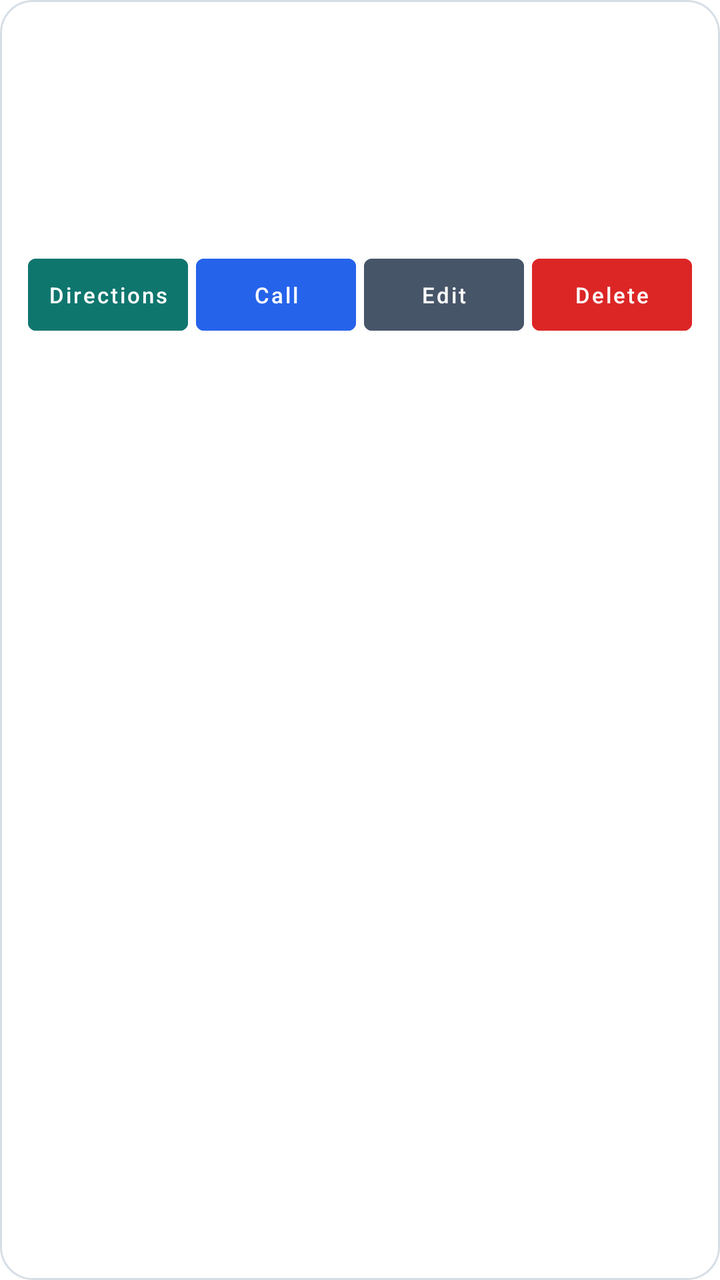
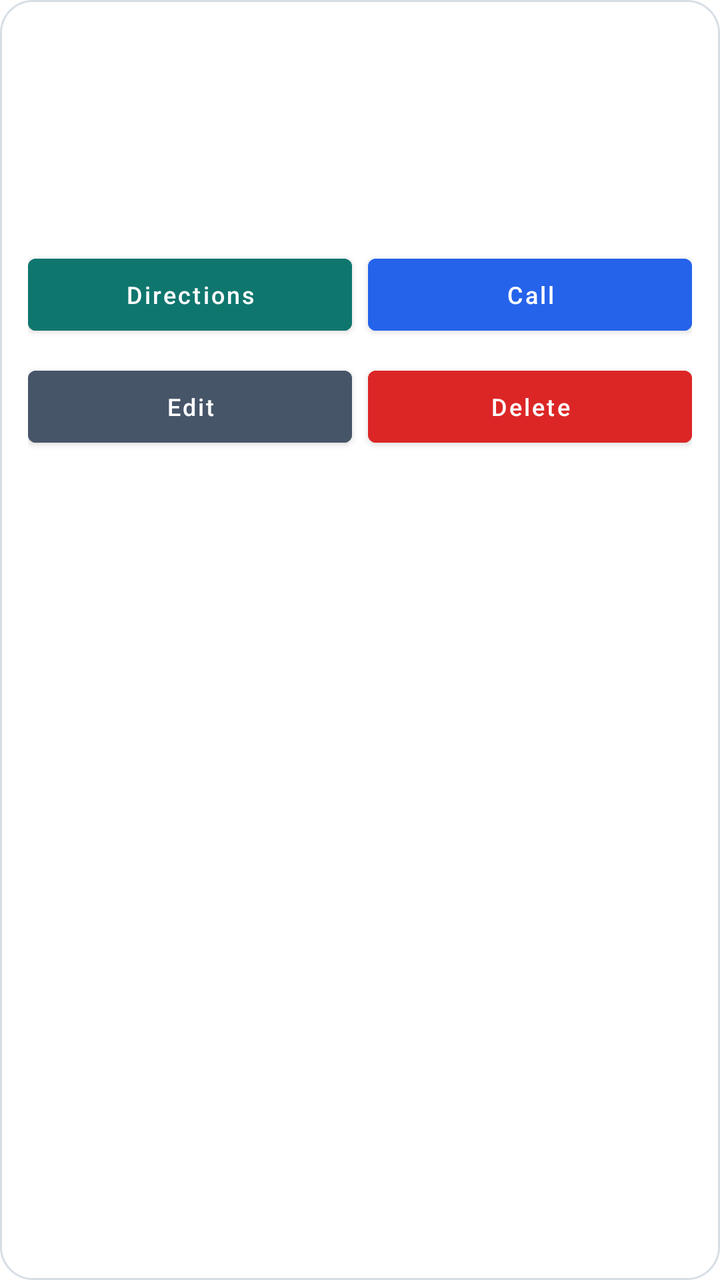

Before-and-after screenshots of an Android layout around one commit, followed by the original layout XML and the change that was made.
<!-- AndroidManifest.xml: application theme AppTheme -->
<!-- res/layout/item_client.xml -->
<?xml version="1.0" encoding="utf-8"?>
<LinearLayout xmlns:android="http://schemas.android.com/apk/res/android"
    android:layout_width="match_parent"
    android:layout_height="wrap_content"
    android:layout_marginBottom="10dp"
    android:orientation="vertical"
    android:padding="14dp"
    android:background="@drawable/bg_card">

    <TextView
        android:id="@+id/nameText"
        android:layout_width="wrap_content"
        android:layout_height="wrap_content"
        android:textSize="18sp"
        android:textStyle="bold"
        android:textColor="@color/textMain" />

    <TextView
        android:id="@+id/phoneText"
        android:layout_width="wrap_content"
        android:layout_height="wrap_content"
        android:layout_marginTop="4dp"
        android:textColor="@color/textMuted" />

    <TextView
        android:id="@+id/addressText"
        android:layout_width="wrap_content"
        android:layout_height="wrap_content"
        android:layout_marginTop="4dp"
        android:textColor="@color/textMuted" />

    <TextView
        android:id="@+id/timeText"
        android:layout_width="wrap_content"
        android:layout_height="wrap_content"
        android:layout_marginTop="8dp"
        android:textColor="@color/colorPrimary"
        android:textStyle="bold" />

    <LinearLayout
        android:layout_width="match_parent"
        android:layout_height="wrap_content"
        android:orientation="horizontal"
        android:layout_marginTop="12dp"
        android:weightSum="4">

        <Button
            android:id="@+id/directionsButton"
            android:layout_width="0dp"
            android:layout_height="wrap_content"
            android:layout_weight="1"
            android:layout_marginEnd="4dp"
            android:text="Directions"
            android:textAllCaps="false"
            android:textSize="11sp"
            android:padding="6dp"
            android:backgroundTint="@color/colorPrimary"
            android:textColor="@android:color/white" />

        <Button
            android:id="@+id/callButton"
            android:layout_width="0dp"
            android:layout_height="wrap_content"
            android:layout_weight="1"
            android:layout_marginEnd="4dp"
            android:text="Call"
            android:textAllCaps="false"
            android:textSize="11sp"
            android:padding="6dp"
            android:backgroundTint="@color/colorCall"
            android:textColor="@android:color/white" />

        <Button
            android:id="@+id/editButton"
            android:layout_width="0dp"
            android:layout_height="wrap_content"
            android:layout_weight="1"
            android:layout_marginEnd="4dp"
            android:text="Edit"
            android:textAllCaps="false"
            android:textSize="11sp"
            android:padding="6dp"
            android:backgroundTint="@color/colorEdit"
            android:textColor="@android:color/white" />

        <Button
            android:id="@+id/deleteButton"
            android:layout_width="0dp"
            android:layout_height="wrap_content"
            android:layout_weight="1"
            android:text="Delete"
            android:textAllCaps="false"
            android:textSize="11sp"
            android:padding="6dp"
            android:backgroundTint="@color/colorDelete"
            android:textColor="@android:color/white" />
    </LinearLayout>
</LinearLayout>
<!-- resources referenced by this layout -->
<resources>
  <color name="colorCall">#2563EB</color>
  <color name="colorDelete">#DC2626</color>
  <color name="colorEdit">#475569</color>
  <color name="colorPrimary">#0F766E</color>
  <color name="textMain">#16212C</color>
  <color name="textMuted">#5E6A76</color>
  <!-- drawable bg_card (drawable) -->
  <shape xmlns:android="http://schemas.android.com/apk/res/android"><solid android:color="@color/surface"/><stroke android:width="1dp" android:color="@color/line"/><corners android:radius="16dp"/></shape>
  <style name="AppTheme" parent="Theme.MaterialComponents.Light.NoActionBar">
          <item name="colorPrimary">@color/colorPrimary</item>
          <item name="colorPrimaryVariant">@color/colorPrimaryDark</item>
          <item name="colorSecondary">@color/colorAccent</item>
          <item name="android:statusBarColor">@color/colorPrimaryDark</item>
      </style>
  <color name="surface">#FFFFFF</color>
  <color name="line">#D7DEE5</color>
  <color name="colorPrimaryDark">#0B5D57</color>
  <color name="colorAccent">#0F766E</color>
</resources>

<!-- the commit's change to res/layout/item_client.xml (unified diff, before → after) -->
@@ -42,7 +42,7 @@
         android:layout_height="wrap_content"
         android:orientation="horizontal"
         android:layout_marginTop="12dp"
-        android:weightSum="4">
+        android:weightSum="2">
 
         <Button
             android:id="@+id/directionsButton"
@@ -52,8 +52,11 @@
             android:layout_marginEnd="4dp"
             android:text="Directions"
             android:textAllCaps="false"
-            android:textSize="11sp"
-            android:padding="6dp"
+            android:textSize="12sp"
+            android:singleLine="true"
+            android:padding="8dp"
+            android:drawableStart="@drawable/ic_directions"
+            android:drawablePadding="6dp"
             android:backgroundTint="@color/colorPrimary"
             android:textColor="@android:color/white" />
 
@@ -62,13 +65,24 @@
             android:layout_width="0dp"
             android:layout_height="wrap_content"
             android:layout_weight="1"
-            android:layout_marginEnd="4dp"
+            android:layout_marginStart="4dp"
             android:text="Call"
             android:textAllCaps="false"
-            android:textSize="11sp"
-            android:padding="6dp"
+            android:textSize="12sp"
+            android:singleLine="true"
+            android:padding="8dp"
+            android:drawableStart="@drawable/ic_call"
+            android:drawablePadding="6dp"
             android:backgroundTint="@color/colorCall"
             android:textColor="@android:color/white" />
+    </LinearLayout>
+
+    <LinearLayout
+        android:layout_width="match_parent"
+        android:layout_height="wrap_content"
+        android:orientation="horizontal"
+        android:layout_marginTop="8dp"
+        android:weightSum="2">
 
         <Button
             android:id="@+id/editButton"
@@ -78,8 +92,11 @@
             android:layout_marginEnd="4dp"
             android:text="Edit"
             android:textAllCaps="false"
-            android:textSize="11sp"
-            android:padding="6dp"
+            android:textSize="12sp"
+            android:singleLine="true"
+            android:padding="8dp"
+            android:drawableStart="@drawable/ic_edit"
+            android:drawablePadding="6dp"
             android:backgroundTint="@color/colorEdit"
             android:textColor="@android:color/white" />
 
@@ -88,10 +105,14 @@
             android:layout_width="0dp"
             android:layout_height="wrap_content"
             android:layout_weight="1"
+            android:layout_marginStart="4dp"
             android:text="Delete"
             android:textAllCaps="false"
-            android:textSize="11sp"
-            android:padding="6dp"
+            android:textSize="12sp"
+            android:singleLine="true"
+            android:padding="8dp"
+            android:drawableStart="@drawable/ic_delete"
+            android:drawablePadding="6dp"
             android:backgroundTint="@color/colorDelete"
             android:textColor="@android:color/white" />
     </LinearLayout>
<!-- resource entries referenced after the edit -->
@@ -8,6 +8,46 @@
   <color name="textMuted">#5E6A76</color>
   <!-- drawable bg_card (drawable) -->
   <shape xmlns:android="http://schemas.android.com/apk/res/android"><solid android:color="@color/surface"/><stroke android:width="1dp" android:color="@color/line"/><corners android:radius="16dp"/></shape>
+  <!-- drawable ic_call (drawable) -->
+  <vector xmlns:android="http://schemas.android.com/apk/res/android"
+      android:width="16dp"
+      android:height="16dp"
+      android:viewportWidth="24"
+      android:viewportHeight="24">
+      <path
+          android:fillColor="#FFFFFF"
+          android:pathData="M6.62,10.79c1.44,2.83,3.76,5.14,6.59,6.59l2.2,-2.2c0.27,-0.27,0.67,-0.36,1.02,-0.24c1.12,0.37,2.33,0.57,3.57,0.57c0.55,0,1,0.45,1,1V20c0,0.55,-0.45,1,-1,1c-9.39,0,-17,-7.61,-17,-17c0,-0.55,0.45,-1,1,-1h3.5c0.55,0,1,0.45,1,1c0,1.25,0.2,2.45,0.57,3.57c0.11,0.35,0.03,0.74,-0.25,1.02L6.62,10.79z" />
+  </vector>
+  <!-- drawable ic_delete (drawable) -->
+  <vector xmlns:android="http://schemas.android.com/apk/res/android"
+      android:width="16dp"
+      android:height="16dp"
+      android:viewportWidth="24"
+      android:viewportHeight="24">
+      <path
+          android:fillColor="#FFFFFF"
+          android:pathData="M6,19c0,1.1,0.9,2,2,2h8c1.1,0,2,-0.9,2,-2V7H6V19z M19,4h-3.5l-1,-1h-5l-1,1H5v2h14V4z" />
+  </vector>
+  <!-- drawable ic_directions (drawable) -->
+  <vector xmlns:android="http://schemas.android.com/apk/res/android"
+      android:width="16dp"
+      android:height="16dp"
+      android:viewportWidth="24"
+      android:viewportHeight="24">
+      <path
+          android:fillColor="#FFFFFF"
+          android:pathData="M12,2C8.13,2,5,5.13,5,9c0,5.25,7,13,7,13s7,-7.75,7,-13C19,5.13,15.87,2,12,2z M12,11.5c-1.38,0,-2.5,-1.12,-2.5,-2.5s1.12,-2.5,2.5,-2.5s2.5,1.12,2.5,2.5S13.38,11.5,12,11.5z" />
+  </vector>
+  <!-- drawable ic_edit (drawable) -->
+  <vector xmlns:android="http://schemas.android.com/apk/res/android"
+      android:width="16dp"
+      android:height="16dp"
+      android:viewportWidth="24"
+      android:viewportHeight="24">
+      <path
+          android:fillColor="#FFFFFF"
+          android:pathData="M3,17.25V21h3.75L17.81,9.94l-3.75,-3.75L3,17.25z M20.71,7.04c0.39,-0.39,0.39,-1.02,0,-1.41l-2.34,-2.34c-0.39,-0.39,-1.02,-0.39,-1.41,0l-1.83,1.83l3.75,3.75L20.71,7.04z" />
+  </vector>
   <style name="AppTheme" parent="Theme.MaterialComponents.Light.NoActionBar">
           <item name="colorPrimary">@color/colorPrimary</item>
           <item name="colorPrimaryVariant">@color/colorPrimaryDark</item>
